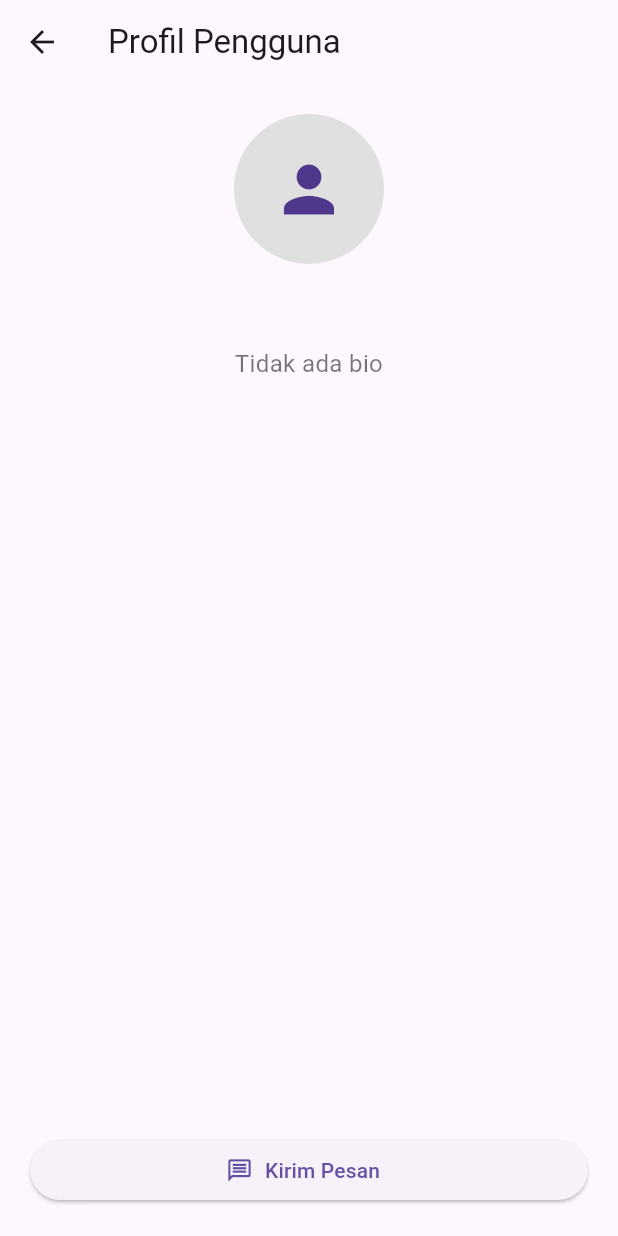
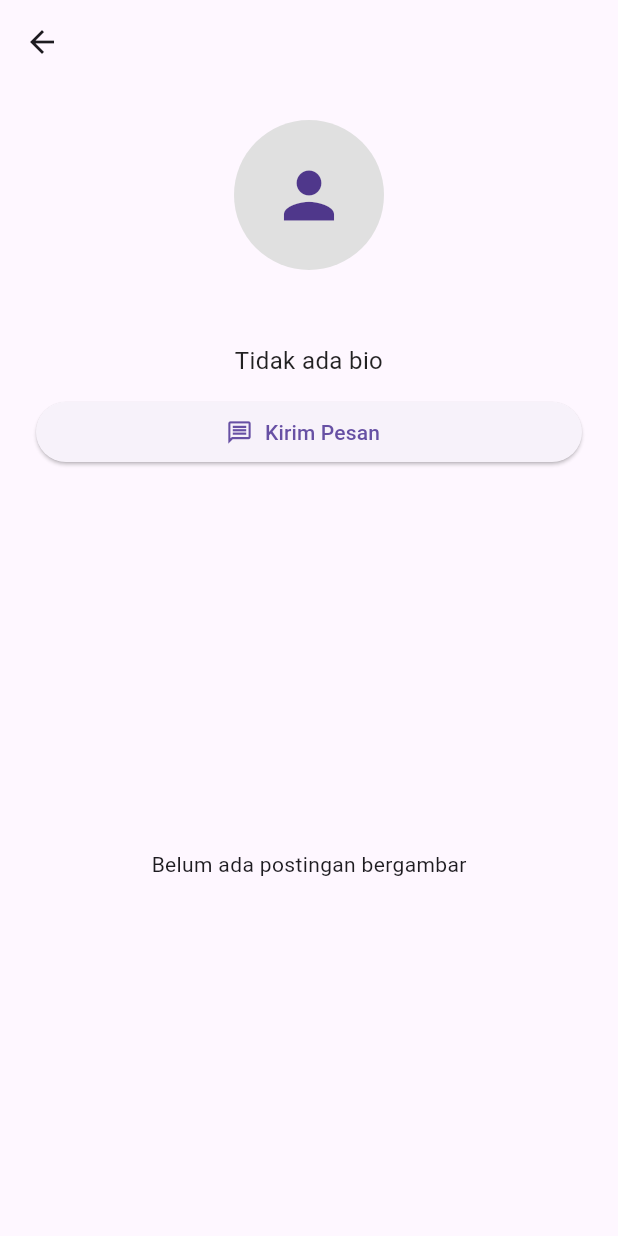
Before and after one commit to RikiArtha77/ArtComMobile, a Flutter app: the UserProfileScreen screen opened directly with empty values, on a phone screen of 412 x 824 dp. Run offline on Flutter 3.47's test engine with Material 3 defaults, Android fonts, the phone set to English and light mode, and no system bars; our stand-ins replace cached_network_image, file_picker, flutter_secure_storage, image_picker, infinite_scroll_pagination, qr_flutter; accounts and stored records are empty; network calls fail.

Commit message:
new update

```diff
--- a/lib/config.dart
+++ b/lib/config.dart
@@ -1,2 +1,2 @@
 const String baseUrl = 'http://192.168.1.14:8000';
-const String baseImageUrl = 'http://192.168.1.14:8000/storage';
+const String baseImageUrl = 'http://192.168.1.14:8000';
--- /dev/null
+++ b/lib/models/post.dart
@@ -0,0 +1,32 @@
+import '../config.dart'; // pastikan path config.dart sesuai
+
+class Post {
+  final int id;
+  final int userId;
+  final String title;
+  final String description;
+  final String? imageUrl;
+
+  Post({
+    required this.id,
+    required this.userId,
+    required this.title,
+    required this.description,
+    this.imageUrl,
+  });
+
+  factory Post.fromJson(Map<String, dynamic> json) {
+    final String? rawPath = json['image_path'];
+    final String? fullUrl = (rawPath != null && rawPath.isNotEmpty)
+        ? '$baseUrl$rawPath'
+        : null;
+
+    return Post(
+      id: json['id'],
+      userId: json['user_id'],
+      title: json['title'],
+      description: json['description'],
+      imageUrl: fullUrl,
+    );
+  }
+}
--- a/lib/screens/user_profile_screen.dart
+++ b/lib/screens/user_profile_screen.dart
@@ -1,20 +1,35 @@
 import 'package:flutter/material.dart';
 import '../models/user.dart';
+import '../models/post.dart';
 import 'chat_screen.dart';
+import 'profile_screen.dart';
 
 class UserProfileScreen extends StatelessWidget {
   final User user;
+  final List<Post> userPosts;
+  final bool isCurrentUser;
 
-  const UserProfileScreen({super.key, required this.user});
+  const UserProfileScreen({
+    super.key,
+    required this.user,
+    required this.userPosts,
+    this.isCurrentUser = false,
+  });
 
   @override
   Widget build(BuildContext context) {
+    // Filter hanya post yang punya imageUrl valid
+    final validPosts = userPosts
+        .where((p) => p.imageUrl != null && p.imageUrl!.isNotEmpty)
+        .toList();
+
     return Scaffold(
-      appBar: AppBar(title: const Text('Profil Pengguna')),
-      body: Padding(
-        padding: const EdgeInsets.all(20.0),
-        child: Column(
+      appBar: AppBar(title: Text(user.name)),
+      body: Column(
         children: [
+          const SizedBox(height: 24),
+
+          // Foto profil
           CircleAvatar(
             radius: 50,
             backgroundColor: Colors.grey[300],
@@ -29,24 +44,52 @@ class UserProfileScreen extends StatelessWidget {
                 ? const Icon(Icons.person, size: 50)
                 : null,
           ),
-            const SizedBox(height: 16),
+
+          const SizedBox(height: 12),
+
+          // Nama
           Text(
             user.name,
             style: const TextStyle(fontSize: 22, fontWeight: FontWeight.bold),
           ),
-            const SizedBox(height: 8),
-            Text(
+
+          const SizedBox(height: 6),
+
+          // Bio
+          Padding(
+            padding: const EdgeInsets.symmetric(horizontal: 24),
+            child: Text(
               user.bio?.isNotEmpty == true ? user.bio! : 'Tidak ada bio',
               textAlign: TextAlign.center,
-              style: const TextStyle(fontSize: 16, color: Colors.black54),
+              style: const TextStyle(fontSize: 16, color: Colors.black87),
             ),
-            const Spacer(),
-            SizedBox(
+          ),
+
+          const SizedBox(height: 12),
+
+          // Tombol Kirim Pesan atau Edit Profil
+          Padding(
+            padding: const EdgeInsets.symmetric(horizontal: 24),
+            child: SizedBox(
               width: double.infinity,
               child: ElevatedButton.icon(
-                icon: const Icon(Icons.message_outlined),
-                label: const Text('Kirim Pesan'),
+                icon: Icon(isCurrentUser ? Icons.edit : Icons.message_outlined),
+                label: Text(isCurrentUser ? 'Edit Profil' : 'Kirim Pesan'),
                 onPressed: () {
+                  if (isCurrentUser) {
+                    Navigator.push(
+                      context,
+                      MaterialPageRoute(
+                        builder: (_) => ProfileScreen(
+                          name: user.name,
+                          email: user.email ?? '',
+                          bio: user.bio ?? '',
+                          isGoogleAuthEnabled: user.isGoogleAuthEnabled,
+                          userId: user.id,
+                        ),
+                      ),
+                    );
+                  } else {
                     Navigator.push(
                       context,
                       MaterialPageRoute(
@@ -56,12 +99,44 @@ class UserProfileScreen extends StatelessWidget {
                         ),
                       ),
                     );
+                  }
+                },
+              ),
+            ),
+          ),
+          const SizedBox(height: 16),
+
+          // Arsip Gambar
+          Expanded(
+            child: validPosts.isEmpty
+                ? const Center(child: Text("Belum ada postingan bergambar"))
+                : GridView.builder(
+                    padding: const EdgeInsets.symmetric(horizontal: 12),
+                    itemCount: validPosts.length,
+                    gridDelegate:
+                        const SliverGridDelegateWithFixedCrossAxisCount(
+                          crossAxisCount: 3,
+                          crossAxisSpacing: 8,
+                          mainAxisSpacing: 8,
+                        ),
+                    itemBuilder: (context, index) {
+                      final post = validPosts[index];
+                      return ClipRRect(
+                        borderRadius: BorderRadius.circular(8),
+                        child: Image.network(
+                          post.imageUrl!,
+                          fit: BoxFit.cover,
+                          errorBuilder: (_, __, ___) => Container(
+                            color: Colors.grey[300],
+                            child: const Icon(Icons.broken_image),
+                          ),
+                        ),
+                      );
                     },
                   ),
           ),
         ],
       ),
-      ),
     );
   }
 }
```
Also changed, not shown: lib/screens/home_screen.dart (+25 -27 lines), lib/screens/profilescreen.dart (added, +111 -0 lines), lib/services/user_service.dart (+28 -3 lines). Lines whose indentation alone changed are shown as unchanged.
